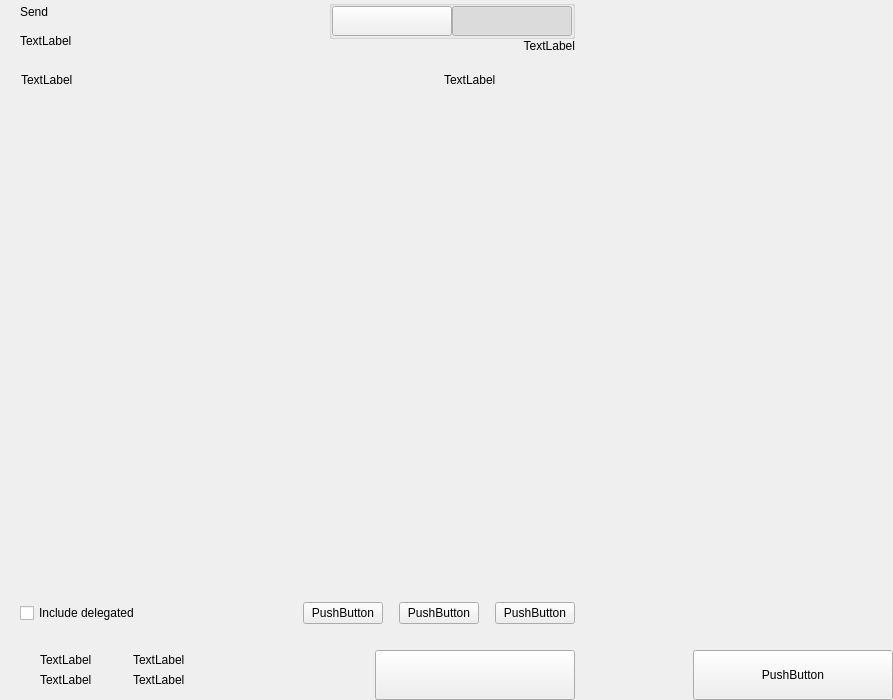
Before: the Qt Designer form src/qt/pwrb/forms/send.ui in PWRB-Project/PWRB, drawn with Qt 5.
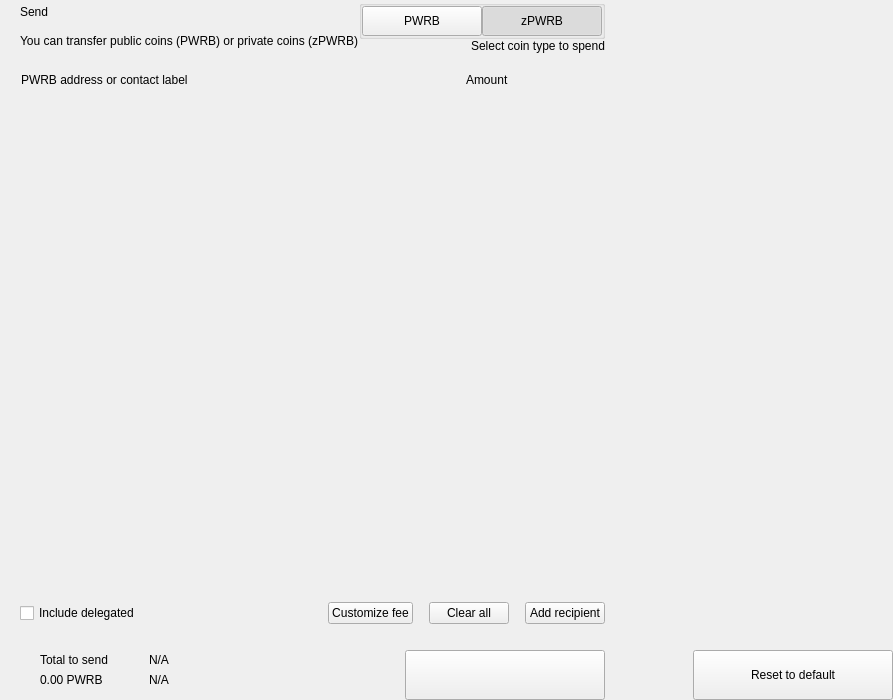
After: the same form once the commit is applied. Custom widgets are drawn as their Qt base class.

Diff of the .ui file:
```diff
--- a/src/qt/pwrb/forms/send.ui
+++ b/src/qt/pwrb/forms/send.ui
@@ -81,7 +81,7 @@
             <item>
              <widget class="QLabel" name="labelSubtitle1">
               <property name="text">
-               <string>TextLabel</string>
+               <string>You can transfer public coins (PWRB) or private coins (zPWRB)</string>
               </property>
              </widget>
             </item>
@@ -147,7 +147,7 @@
                   <enum>Qt::NoFocus</enum>
                  </property>
                  <property name="text">
-                  <string/>
+                  <string>PWRB</string>
                  </property>
                  <property name="checkable">
                   <bool>true</bool>
@@ -175,7 +175,7 @@
                   <enum>Qt::NoFocus</enum>
                  </property>
                  <property name="text">
-                  <string/>
+                  <string>zPWRB</string>
                  </property>
                  <property name="checkable">
                   <bool>true</bool>
@@ -194,7 +194,7 @@
             <item>
              <widget class="QLabel" name="labelSubtitle2">
               <property name="text">
-               <string>TextLabel</string>
+               <string>Select coin type to spend</string>
               </property>
               <property name="alignment">
                <set>Qt::AlignRight|Qt::AlignTrailing|Qt::AlignVCenter</set>
@@ -244,7 +244,7 @@
              <string notr="true">margin-left:8px;</string>
             </property>
             <property name="text">
-             <string>TextLabel</string>
+             <string>PWRB address or contact label</string>
             </property>
            </widget>
           </item>
@@ -267,7 +267,7 @@
           <item>
            <widget class="QLabel" name="labelSubtitleAmount">
             <property name="text">
-             <string>TextLabel</string>
+             <string>Amount</string>
             </property>
            </widget>
           </item>
@@ -401,7 +401,7 @@
              <enum>Qt::NoFocus</enum>
             </property>
             <property name="text">
-             <string>PushButton</string>
+             <string>Customize fee</string>
             </property>
            </widget>
           </item>
@@ -430,7 +430,7 @@
              <enum>Qt::RightToLeft</enum>
             </property>
             <property name="text">
-             <string>PushButton</string>
+             <string>Clear all</string>
             </property>
            </widget>
           </item>
@@ -456,7 +456,7 @@
              <enum>Qt::NoFocus</enum>
             </property>
             <property name="text">
-             <string>PushButton</string>
+             <string>Add recipient</string>
             </property>
            </widget>
           </item>
@@ -560,14 +560,14 @@
                      <item>
                       <widget class="QLabel" name="labelTitleTotalSend">
                        <property name="text">
-                        <string>TextLabel</string>
+                        <string>Total to send</string>
                        </property>
                       </widget>
                      </item>
                      <item>
                       <widget class="QLabel" name="labelAmountSend">
                        <property name="text">
-                        <string>TextLabel</string>
+                        <string notr="true">0.00 PWRB</string>
                        </property>
                       </widget>
                      </item>
@@ -632,14 +632,14 @@
                      <item>
                       <widget class="QLabel" name="labelTitleTotalRemaining">
                        <property name="text">
-                        <string>TextLabel</string>
+                        <string notr="true">N/A</string>
                        </property>
                       </widget>
                      </item>
                      <item>
                       <widget class="QLabel" name="labelAmountRemaining">
                        <property name="text">
-                        <string>TextLabel</string>
+                        <string notr="true">N/A</string>
                        </property>
                       </widget>
                      </item>
@@ -796,7 +796,7 @@
              <enum>Qt::NoFocus</enum>
             </property>
             <property name="text">
-             <string>PushButton</string>
+             <string>Reset to default</string>
             </property>
            </widget>
           </item>
```
